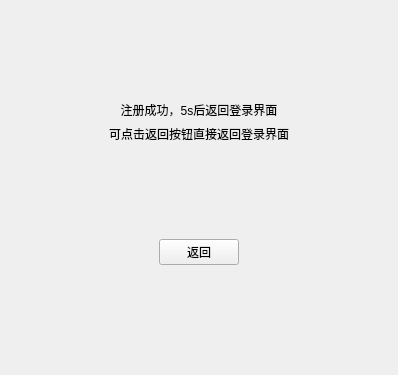
wsldhyo/LightChat, file client/ui/register_dlg.ui: the form before one commit.
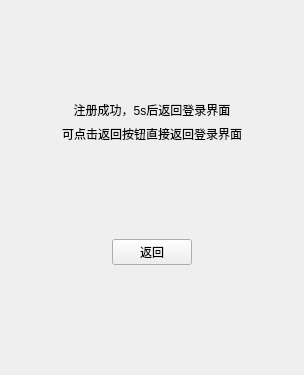
The form after the commit. The open tabs and pages were chosen to show the change. Custom widgets are drawn as their Qt base class.

Diff of the .ui file:
```diff
--- a/client/ui/register_dlg.ui
+++ b/client/ui/register_dlg.ui
@@ -6,7 +6,7 @@
    <rect>
     <x>0</x>
     <y>0</y>
-    <width>398</width>
+    <width>304</width>
     <height>375</height>
    </rect>
   </property>
@@ -328,7 +328,7 @@
               </property>
               <property name="sizeHint" stdset="0">
                <size>
-                <width>122</width>
+                <width>75</width>
                 <height>20</height>
                </size>
               </property>
@@ -348,7 +348,7 @@
               </property>
               <property name="sizeHint" stdset="0">
                <size>
-                <width>122</width>
+                <width>75</width>
                 <height>20</height>
                </size>
               </property>
```
Left out of the diff: 2 changed lines with no effect on the pictures.
